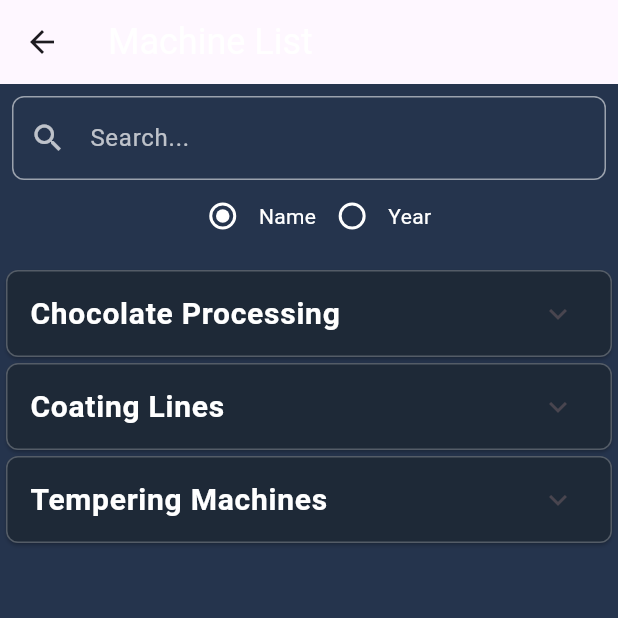
After one commit to Gaudan90/Metis, a Flutter app: the MachineList screen opened directly, on a phone screen of 412 x 824 dp, the top half of it. The commit adds this screen. Run offline on Flutter 3.47's test engine with Material 3 defaults, Android fonts, the phone set to English and light mode, and no system bars; our stand-ins replace google_fonts; missing offline and left inert: mobile_scanner; network calls fail; Roboto replaces fonts that are missing (Dosis).

Commit message:
Merge con master-daniele

```diff
--- /dev/null
+++ b/lib/menu-pages/login/auth_state.dart
@@ -0,0 +1,12 @@
+import 'package:flutter/foundation.dart';
+
+class AuthState extends ChangeNotifier {
+  bool _isAuthenticated = false;
+
+  bool get isAuthenticated => _isAuthenticated;
+
+  void setAuthenticated(bool value) {
+    _isAuthenticated = value;
+    notifyListeners();
+  }
+}
--- /dev/null
+++ b/lib/menu-pages/machine_list.dart
@@ -0,0 +1,393 @@
+import 'package:flutter/material.dart';
+import 'package:google_fonts/google_fonts.dart';
+import '../product_details_page.dart';
+import 'package:provider/provider.dart';
+
+class Machine {
+  final String name;
+  final String productionYear;
+  final String imageUrl;
+
+  Machine({
+    required this.name,
+    required this.productionYear,
+    required this.imageUrl,
+  });
+}
+
+// Auth state management
+class AuthState extends ChangeNotifier {
+  bool _isAuthenticated = false;
+
+  bool get isAuthenticated => _isAuthenticated;
+
+  void setAuthenticated(bool value) {
+    _isAuthenticated = value;
+    notifyListeners();
+  }
+}
+
+class MachineList extends StatefulWidget {
+  const MachineList({super.key});
+
+  @override
+  State<MachineList> createState() => _MachineListState();
+}
+
+class _MachineListState extends State<MachineList> {
+  final TextEditingController _searchController = TextEditingController();
+  String _searchQuery = '';
+  String _selectedFilter = 'name'; // 'name' or 'year'
+
+  final Map<String, List<Machine>> _categories = {
+    'Chocolate Processing': [
+      Machine(
+          name: 'LEGEND',
+          productionYear: '2022',
+          imageUrl: '/api/placeholder/100/100'),
+      Machine(
+          name: 'TRUFFLE',
+          productionYear: '2021',
+          imageUrl: '/api/placeholder/100/100'),
+      Machine(
+          name: 'MASTER',
+          productionYear: '2023',
+          imageUrl: '/api/placeholder/100/100'),
+    ],
+    'Coating Lines': [
+      Machine(
+          name: 'COATING LINE 20',
+          productionYear: '2020',
+          imageUrl: '/api/placeholder/100/100'),
+      Machine(
+          name: 'COATING LINE 40',
+          productionYear: '2021',
+          imageUrl: '/api/placeholder/100/100'),
+      Machine(
+          name: 'COATING LINE 60',
+          productionYear: '2022',
+          imageUrl: '/api/placeholder/100/100'),
+    ],
+    'Tempering Machines': [
+      Machine(
+          name: 'TOP EX',
+          productionYear: '2023',
+          imageUrl: '/api/placeholder/100/100'),
+      Machine(
+          name: 'PLUS EX',
+          productionYear: '2022',
+          imageUrl: '/api/placeholder/100/100'),
+      Machine(
+          name: 'TWIN EX',
+          productionYear: '2021',
+          imageUrl: '/api/placeholder/100/100'),
+    ],
+  };
+
+  List<String> getFilteredCategories() {
+    if (_searchQuery.isEmpty) return _categories.keys.toList();
+
+    return _categories.entries
+        .where((entry) => entry.value.any((machine) {
+              if (_selectedFilter == 'name') {
+                return machine.name
+                    .toLowerCase()
+                    .contains(_searchQuery.toLowerCase());
+              } else {
+                return machine.productionYear.contains(_searchQuery);
+              }
+            }))
+        .map((e) => e.key)
+        .toList();
+  }
+
+  List<Machine> getFilteredMachines(String category) {
+    if (_searchQuery.isEmpty) return _categories[category] ?? [];
+
+    return _categories[category]?.where((machine) {
+          if (_selectedFilter == 'name') {
+            return machine.name
+                .toLowerCase()
+                .contains(_searchQuery.toLowerCase());
+          } else {
+            return machine.productionYear.contains(_searchQuery);
+          }
+        }).toList() ??
+        [];
+  }
+
+  void _showAddDialog(BuildContext context) {
+    String newItemName = '';
+    String newItemYear = '';
+    bool isCategory = false;
+
+    showDialog(
+      context: context,
+      builder: (BuildContext context) {
+        return AlertDialog(
+          title: Text('Add New ${isCategory ? 'Category' : 'Machine'}'),
+          content: StatefulBuilder(
+            builder: (BuildContext context, StateSetter setState) {
+              return Column(
+                mainAxisSize: MainAxisSize.min,
+                children: [
+                  Switch(
+                    value: isCategory,
+                    onChanged: (bool value) {
+                      setState(() {
+                        isCategory = value;
+                      });
+                    },
+                  ),
+                  Text(isCategory ? 'Add Category' : 'Add Machine'),
+                  TextField(
+                    decoration: const InputDecoration(labelText: 'Name'),
+                    onChanged: (value) => newItemName = value,
+                  ),
+                  if (!isCategory)
+                    TextField(
+                      decoration:
+                          const InputDecoration(labelText: 'Production Year'),
+                      onChanged: (value) => newItemYear = value,
+                    ),
+                ],
+              );
+            },
+          ),
+          actions: [
+            TextButton(
+              child: const Text('Cancel'),
+              onPressed: () => Navigator.pop(context),
+            ),
+            TextButton(
+              child: const Text('Add'),
+              onPressed: () {
+                if (isCategory) {
+                  if (newItemName.isNotEmpty) {
+                    setState(() {
+                      _categories[newItemName] = [];
+                    });
+                  }
+                } else {
+                  // Add machine to first category (simplified)
+                  if (newItemName.isNotEmpty && newItemYear.isNotEmpty) {
+                    setState(() {
+                      _categories.entries.first.value.add(
+                        Machine(
+                          name: newItemName,
+                          productionYear: newItemYear,
+                          imageUrl: '/api/placeholder/100/100',
+                        ),
+                      );
+                    });
+                  }
+                }
+                Navigator.pop(context);
+              },
+            ),
+          ],
+        );
+      },
+    );
+  }
+
+  @override
+  Widget build(BuildContext context) {
+    return ChangeNotifierProvider(
+      create: (_) => AuthState(),
+      child: Scaffold(
+        appBar: AppBar(
+          title: Text(
+            'Machine List',
+            style: GoogleFonts.dosis(
+              textStyle: const TextStyle(
+                fontSize: 24,
+                color: Colors.white,
+              ),
+            ),
+          ),
+        ),
+        backgroundColor: const Color(0xFF25344D),
+        floatingActionButton: Consumer<AuthState>(
+          builder: (context, authState, child) {
+            return authState.isAuthenticated
+                ? FloatingActionButton(
+                    onPressed: () => _showAddDialog(context),
+                    backgroundColor: const Color(0xFF304A78),
+                    child: const Icon(Icons.add),
+                  )
+                : const SizedBox.shrink();
+          },
+        ),
+        body: Column(
+          children: [
+            Padding(
+              padding: const EdgeInsets.all(8.0),
+              child: Column(
+                children: [
+                  TextField(
+                    controller: _searchController,
+                    style: const TextStyle(color: Colors.white),
+                    decoration: InputDecoration(
+                      hintText: 'Search...',
+                      hintStyle: const TextStyle(color: Colors.white70),
+                      prefixIcon:
+                          const Icon(Icons.search, color: Colors.white70),
+                      border: OutlineInputBorder(
+                        borderRadius: BorderRadius.circular(8.0),
+                        borderSide: const BorderSide(color: Colors.white54),
+                      ),
+                      enabledBorder: OutlineInputBorder(
+                        borderRadius: BorderRadius.circular(8.0),
+                        borderSide: const BorderSide(color: Colors.white54),
+                      ),
+                    ),
+                    onChanged: (value) {
+                      setState(() {
+                        _searchQuery = value;
+                      });
+                    },
+                  ),
+                  Row(
+                    mainAxisAlignment: MainAxisAlignment.center,
+                    children: [
+                      Radio<String>(
+                        value: 'name',
+                        groupValue: _selectedFilter,
+                        onChanged: (value) {
+                          setState(() {
+                            _selectedFilter = value!;
+                          });
+                        },
+                        fillColor: WidgetStateProperty.resolveWith<Color>(
+                            (Set<WidgetState> states) {
+                          if (states.contains(WidgetState.disabled)) {
+                            return Colors.grey;
+                          }
+                          return Colors.white;
+                        }),
+                      ),
+                      const Text('Name', style: TextStyle(color: Colors.white)),
+                      Radio<String>(
+                        value: 'year',
+                        groupValue: _selectedFilter,
+                        onChanged: (value) {
+                          setState(() {
+                            _selectedFilter = value!;
+                          });
+                        },
+                        fillColor: WidgetStateProperty.resolveWith<Color>(
+                            (Set<WidgetState> states) {
+                          if (states.contains(WidgetState.disabled)) {
+                            return Colors.grey;
+                          }
+                          return Colors.white;
+                        }),
+                      ),
+                      const Text('Year', style: TextStyle(color: Colors.white)),
+                    ],
+                  ),
+                ],
+              ),
+            ),
+            Expanded(
+              child: SingleChildScrollView(
+                child: Padding(
+                  padding: const EdgeInsets.all(4.0),
+                  child: Column(
+                    children: getFilteredCategories().map((category) {
+                      return _buildExpandableCategory(context, category);
+                    }).toList(),
+                  ),
+                ),
+              ),
+            ),
+          ],
+        ),
+      ),
+    );
+  }
+
+  Widget _buildExpandableCategory(BuildContext context, String category) {
+    return Card(
+      color: const Color(0xFF1E2937),
+      margin: const EdgeInsets.only(bottom: 4.0),
+      shape: RoundedRectangleBorder(
+        borderRadius: BorderRadius.circular(8.0),
+        side: const BorderSide(
+          color: Colors.white24,
+          width: 1.0,
+        ),
+      ),
+      child: ExpansionTile(
+        title: Text(
+          category,
+          style: GoogleFonts.dosis(
+            textStyle: const TextStyle(
+              fontSize: 20,
+              color: Colors.white,
+              fontWeight: FontWeight.bold,
+            ),
+          ),
+        ),
+        children: getFilteredMachines(category).map((machine) {
+          return ListTile(
+            leading: Image.network(
+              machine.imageUrl,
+              width: 50,
+              height: 50,
+              fit: BoxFit.cover,
+            ),
+            title: Text(
+              machine.name,
+              style: GoogleFonts.dosis(
+                textStyle: const TextStyle(
+                  fontSize: 18,
+                  color: Colors.white,
+                ),
+              ),
+            ),
+            subtitle: Text(
+              'Production Year: ${machine.productionYear}',
+              style: const TextStyle(color: Colors.white70),
+            ),
+            trailing: Consumer<AuthState>(
+              builder: (context, authState, child) {
+                if (authState.isAuthenticated) {
+                  return Row(
+                    mainAxisSize: MainAxisSize.min,
+                    children: [
+                      IconButton(
+                        icon: const Icon(Icons.edit, color: Colors.white70),
+                        onPressed: () {
+                          // Implement edit functionality
+                        },
+                      ),
+                      IconButton(
+                        icon: const Icon(Icons.delete, color: Colors.white70),
+                        onPressed: () {
+                          // Implement delete functionality
+                        },
+                      ),
+                    ],
+                  );
+                }
+                return const SizedBox.shrink();
+              },
+            ),
+            onTap: () {
+              Navigator.push(
+                context,
+                MaterialPageRoute(
+                  builder: (context) => ProductDetailsPage(
+                    productName: machine.name,
+                  ),
+                ),
+              );
+            },
+          );
+        }).toList(),
+      ),
+    );
+  }
+}
```
Also changed, not shown: lib/Components/custom_drawer.dart (+28 -2 lines).
